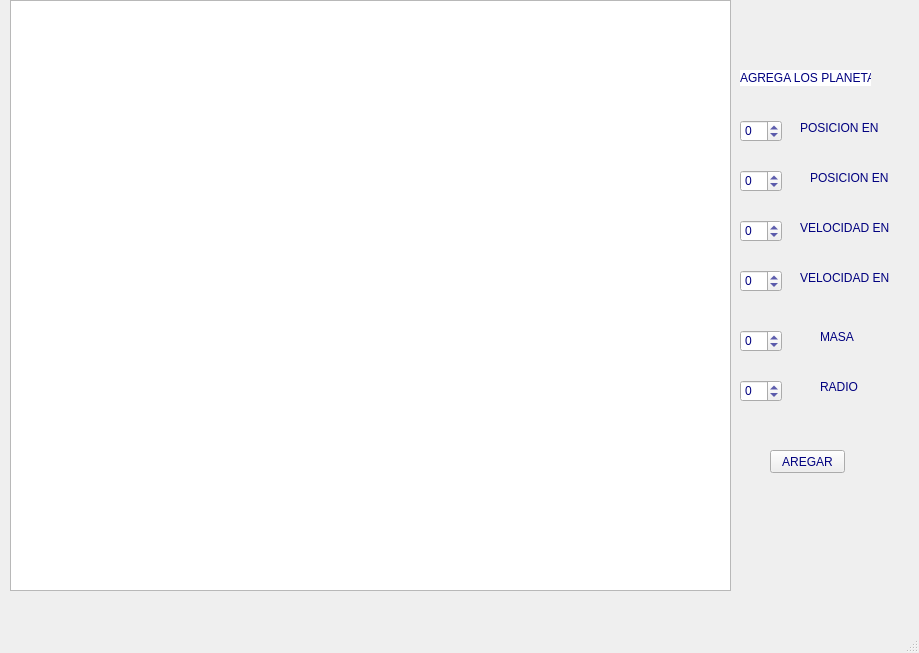
Old version of the form mainwindow.ui in the repository javierjose1224/Mov_panetario.
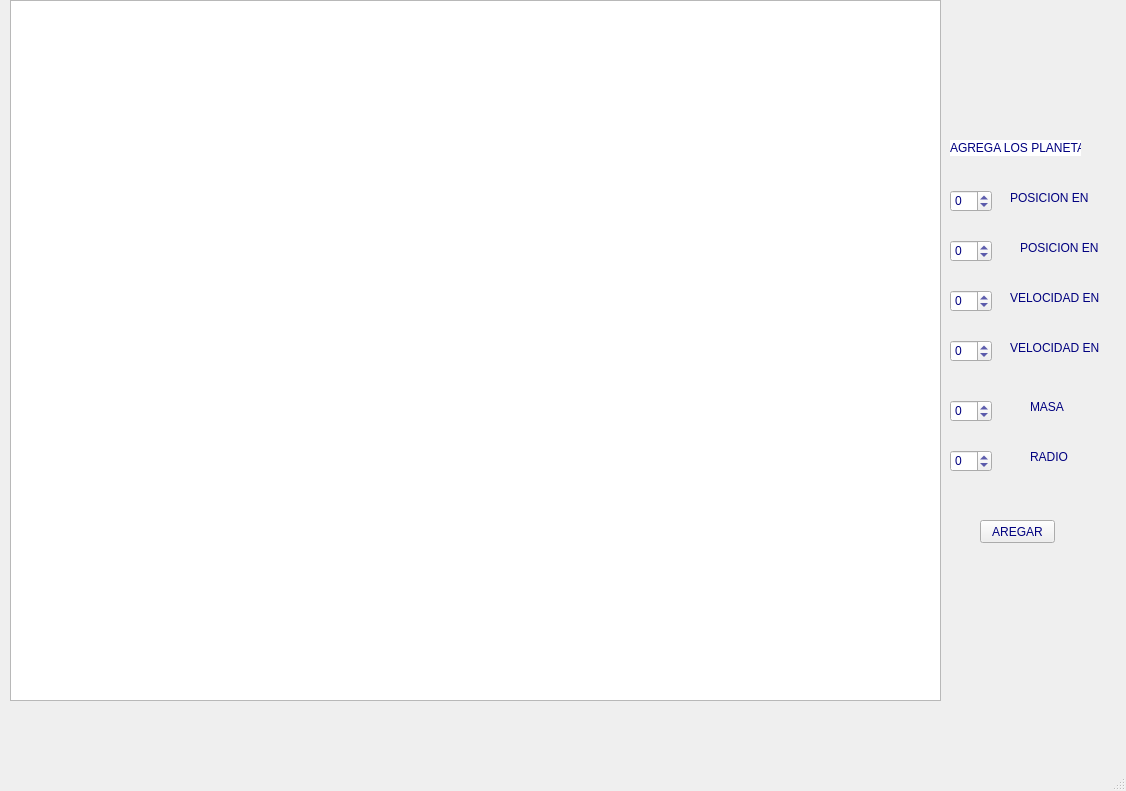
New version of the form. Icons and pictures are not drawn.

Diff of the .ui file:
```diff
--- a/mainwindow.ui
+++ b/mainwindow.ui
@@ -6,8 +6,8 @@
    <rect>
     <x>0</x>
     <y>0</y>
-    <width>919</width>
-    <height>653</height>
+    <width>1126</width>
+    <height>791</height>
    </rect>
   </property>
   <property name="windowTitle">
@@ -24,8 +24,8 @@
    <widget class="QSpinBox" name="spinBox">
     <property name="geometry">
      <rect>
-      <x>740</x>
-      <y>120</y>
+      <x>950</x>
+      <y>190</y>
       <width>42</width>
       <height>22</height>
      </rect>
@@ -46,8 +46,8 @@
    <widget class="QSpinBox" name="spinBox_2">
     <property name="geometry">
      <rect>
-      <x>740</x>
-      <y>170</y>
+      <x>950</x>
+      <y>240</y>
       <width>42</width>
       <height>22</height>
      </rect>
@@ -59,8 +59,8 @@
    <widget class="QSpinBox" name="spinBox_3">
     <property name="geometry">
      <rect>
-      <x>740</x>
-      <y>220</y>
+      <x>950</x>
+      <y>290</y>
       <width>42</width>
       <height>22</height>
      </rect>
@@ -75,8 +75,8 @@
    <widget class="QSpinBox" name="spinBox_4">
     <property name="geometry">
      <rect>
-      <x>740</x>
-      <y>270</y>
+      <x>950</x>
+      <y>340</y>
       <width>42</width>
       <height>22</height>
      </rect>
@@ -88,8 +88,8 @@
    <widget class="QSpinBox" name="spinBox_5">
     <property name="geometry">
      <rect>
-      <x>740</x>
-      <y>330</y>
+      <x>950</x>
+      <y>400</y>
       <width>42</width>
       <height>22</height>
      </rect>
@@ -104,8 +104,8 @@
    <widget class="QSpinBox" name="spinBox_6">
     <property name="geometry">
      <rect>
-      <x>740</x>
-      <y>380</y>
+      <x>950</x>
+      <y>450</y>
       <width>42</width>
       <height>22</height>
      </rect>
@@ -120,8 +120,8 @@
    <widget class="QPushButton" name="pushButton_2">
     <property name="geometry">
      <rect>
-      <x>770</x>
-      <y>450</y>
+      <x>980</x>
+      <y>520</y>
       <width>75</width>
       <height>23</height>
      </rect>
@@ -133,8 +133,8 @@
    <widget class="QLabel" name="label">
     <property name="geometry">
      <rect>
-      <x>740</x>
-      <y>70</y>
+      <x>950</x>
+      <y>140</y>
       <width>131</width>
       <height>16</height>
      </rect>
@@ -149,8 +149,8 @@
    <widget class="QLabel" name="label_2">
     <property name="geometry">
      <rect>
-      <x>800</x>
-      <y>120</y>
+      <x>1010</x>
+      <y>190</y>
       <width>81</width>
       <height>16</height>
      </rect>
@@ -162,8 +162,8 @@
    <widget class="QLabel" name="label_3">
     <property name="geometry">
      <rect>
-      <x>810</x>
-      <y>170</y>
+      <x>1020</x>
+      <y>240</y>
       <width>81</width>
       <height>16</height>
      </rect>
@@ -175,8 +175,8 @@
    <widget class="QLabel" name="label_4">
     <property name="geometry">
      <rect>
-      <x>800</x>
-      <y>220</y>
+      <x>1010</x>
+      <y>290</y>
       <width>91</width>
       <height>16</height>
      </rect>
@@ -188,8 +188,8 @@
    <widget class="QLabel" name="label_5">
     <property name="geometry">
      <rect>
-      <x>800</x>
-      <y>270</y>
+      <x>1010</x>
+      <y>340</y>
       <width>91</width>
       <height>16</height>
      </rect>
@@ -201,8 +201,8 @@
    <widget class="QLabel" name="label_6">
     <property name="geometry">
      <rect>
-      <x>820</x>
-      <y>330</y>
+      <x>1030</x>
+      <y>400</y>
       <width>47</width>
       <height>13</height>
      </rect>
@@ -214,8 +214,8 @@
    <widget class="QLabel" name="label_7">
     <property name="geometry">
      <rect>
-      <x>820</x>
-      <y>380</y>
+      <x>1030</x>
+      <y>450</y>
       <width>47</width>
       <height>13</height>
      </rect>
@@ -229,8 +229,8 @@
      <rect>
       <x>10</x>
       <y>0</y>
-      <width>721</width>
-      <height>591</height>
+      <width>931</width>
+      <height>701</height>
      </rect>
     </property>
    </widget>
```
Left out of the diff: 2 changed lines with no effect on the pictures.
